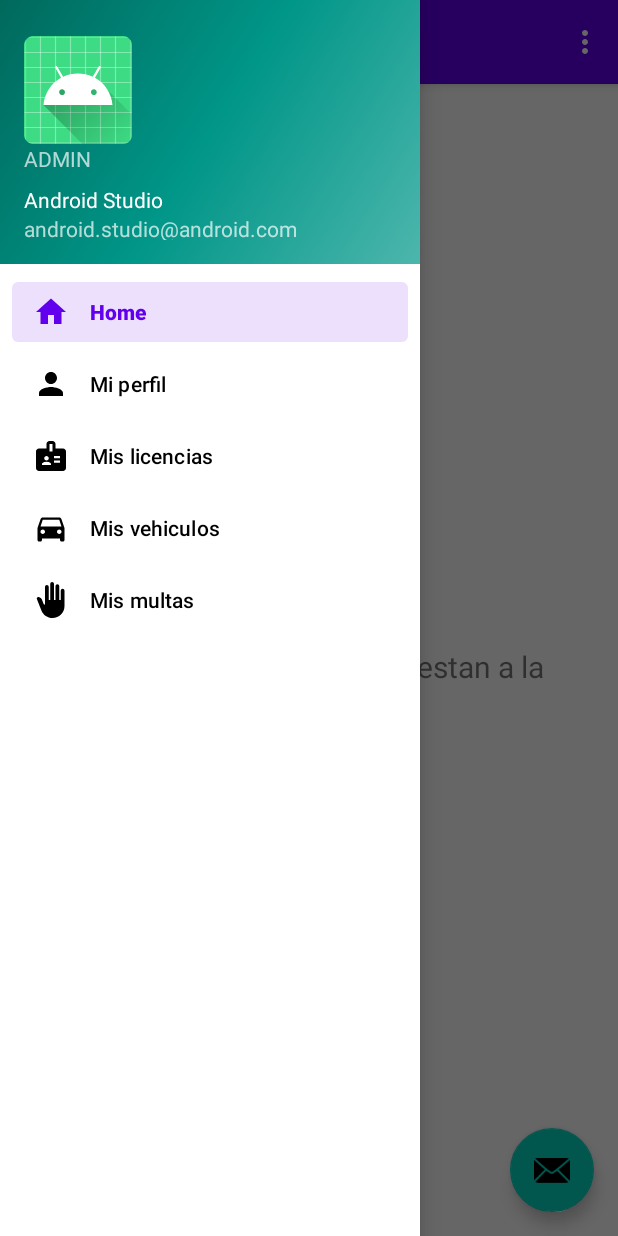
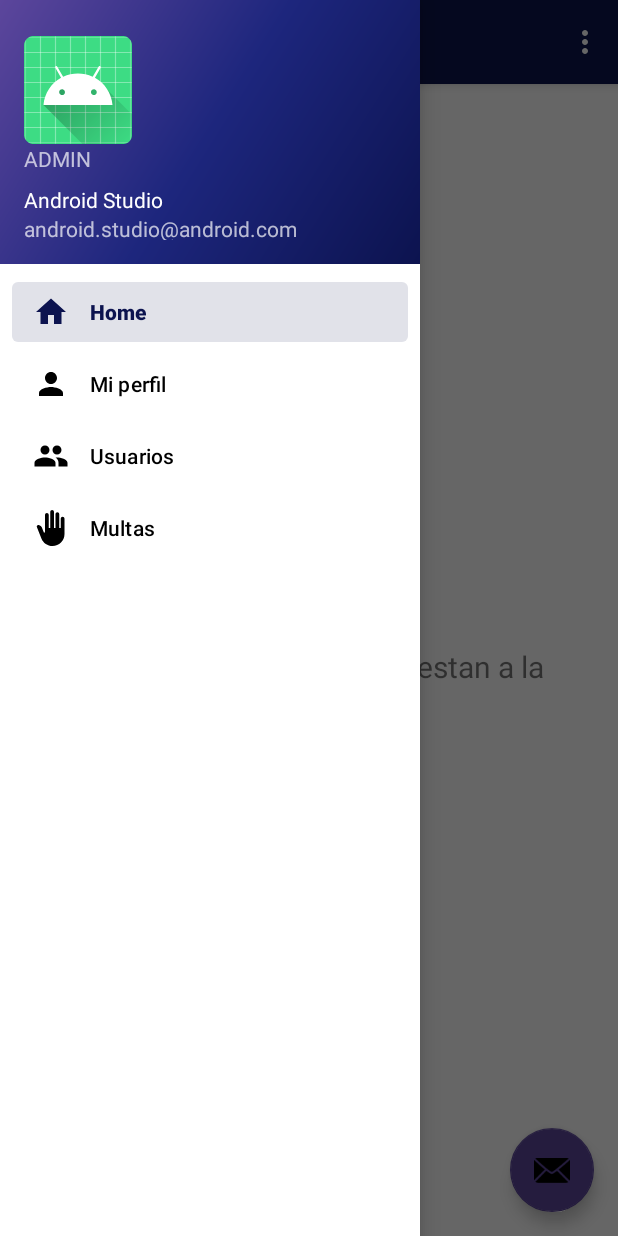
Before and after one commit to RusselCanche/AppDocumentacionTransito, an Android app: the InicioAdminActivity screen opened directly, with no data from a screen before it, with the side drawer open, on a phone screen of 412 x 824 dp. Run offline under Robolectric (Android 15) with nearby library versions, the light colour scheme and no system bars; our stand-ins replace navigation-ui.

Commit message:
Update: temas y menu de admin

```diff
--- a/app/src/main/AndroidManifest.xml
+++ b/app/src/main/AndroidManifest.xml
@@ -20,12 +20,12 @@
             android:name=".activity.InicioUsuarioActivity"
             android:exported="false"
             android:label="@string/title_activity_inicio_usuario"
-            android:theme="@style/Theme.AppDocumentacionTransito.NoActionBar"></activity>
+            android:theme="@style/Theme.AppDocumentacionTransito.Usuario"></activity>
         <activity
             android:name=".activity.InicioAdminActivity"
             android:exported="false"
             android:label="@string/title_activity_inicio_admin"
-            android:theme="@style/Theme.AppDocumentacionTransito.NoActionBar"></activity>
+            android:theme="@style/Theme.AppDocumentacionTransito.Admin"></activity>
         <activity
             android:name=".DatosLicenciaActivity"
             android:exported="false" />
--- /dev/null
+++ b/app/src/main/res/drawable/baseline_people_24.xml
@@ -0,0 +1,5 @@
+<vector android:height="24dp" android:tint="#000000"
+    android:viewportHeight="24" android:viewportWidth="24"
+    android:width="24dp" xmlns:android="http://schemas.android.com/apk/res/android">
+    <path android:fillColor="@android:color/white" android:pathData="M16,11c1.66,0 2.99,-1.34 2.99,-3S17.66,5 16,5c-1.66,0 -3,1.34 -3,3s1.34,3 3,3zM8,11c1.66,0 2.99,-1.34 2.99,-3S9.66,5 8,5C6.34,5 5,6.34 5,8s1.34,3 3,3zM8,13c-2.33,0 -7,1.17 -7,3.5L1,19h14v-2.5c0,-2.33 -4.67,-3.5 -7,-3.5zM16,13c-0.29,0 -0.62,0.02 -0.97,0.05 1.16,0.84 1.97,1.97 1.97,3.45L17,19h6v-2.5c0,-2.33 -4.67,-3.5 -7,-3.5z"/>
+</vector>
--- /dev/null
+++ b/app/src/main/res/drawable/side_nav_bar_admin.xml
@@ -0,0 +1,9 @@
+<shape xmlns:android="http://schemas.android.com/apk/res/android"
+    android:shape="rectangle">
+    <gradient
+        android:angle="135"
+        android:centerColor="#1D267D"
+        android:endColor="#5C469C"
+        android:startColor="#0C134F"
+        android:type="linear" />
+</shape>
--- /dev/null
+++ b/app/src/main/res/drawable/side_nav_bar_usuario.xml
@@ -0,0 +1,9 @@
+<shape xmlns:android="http://schemas.android.com/apk/res/android"
+    android:shape="rectangle">
+    <gradient
+        android:angle="135"
+        android:centerColor="#27374D"
+        android:endColor="#526D82"
+        android:startColor="#27374D"
+        android:type="linear" />
+</shape>
--- a/app/src/main/res/layout/nav_header_inicio_admin.xml
+++ b/app/src/main/res/layout/nav_header_inicio_admin.xml
@@ -3,7 +3,7 @@
     xmlns:app="http://schemas.android.com/apk/res-auto"
     android:layout_width="match_parent"
     android:layout_height="@dimen/nav_header_height"
-    android:background="@drawable/side_nav_bar"
+    android:background="@drawable/side_nav_bar_admin"
     android:gravity="bottom"
     android:orientation="vertical"
     android:paddingLeft="@dimen/activity_horizontal_margin"
--- a/app/src/main/res/layout/nav_header_inicio_usuario.xml
+++ b/app/src/main/res/layout/nav_header_inicio_usuario.xml
@@ -3,7 +3,7 @@
     xmlns:app="http://schemas.android.com/apk/res-auto"
     android:layout_width="match_parent"
     android:layout_height="@dimen/nav_header_height"
-    android:background="@drawable/side_nav_bar"
+    android:background="@drawable/side_nav_bar_usuario"
     android:gravity="bottom"
     android:orientation="vertical"
     android:paddingLeft="@dimen/activity_horizontal_margin"
--- a/app/src/main/res/menu/activity_inicio_admin_drawer.xml
+++ b/app/src/main/res/menu/activity_inicio_admin_drawer.xml
@@ -13,17 +13,13 @@
             android:icon="@drawable/baseline_person_24"
             android:title="@string/menu_mi_perfil" />
         <item
-            android:id="@+id/nav_mis_licencias"
-            android:icon="@drawable/baseline_badge_24"
-            android:title="@string/menu_mis_licencias" />
+            android:id="@+id/nav_usuarios"
+            android:icon="@drawable/baseline_people_24"
+            android:title="@string/menu_usuarios" />
         <item
-            android:id="@+id/nav_mis_vehiculos"
-            android:icon="@drawable/baseline_directions_car_24"
-            android:title="@string/menu_mis_vehiculos" />
-        <item
-            android:id="@+id/nav_mis_multas"
+            android:id="@+id/nav_multas"
             android:icon="@drawable/baseline_back_hand_24"
-            android:title="@string/menu_mis_multas" />
+            android:title="@string/menu_multas" />
 
     </group>
 </menu>
--- a/app/src/main/res/values/colors.xml
+++ b/app/src/main/res/values/colors.xml
@@ -13,4 +13,9 @@
     <color name="color2">#526D82</color>
     <color name="color3">#9DB2BF</color>
     <color name="color4">#DDE6ED</color>
+
+    <color name="color11">#0C134F</color>
+    <color name="color12">#1D267D</color>
+    <color name="color13">#5C469C</color>
+    <color name="color14">#D4ADFC</color>
 </resources>
--- a/app/src/main/res/values/strings.xml
+++ b/app/src/main/res/values/strings.xml
@@ -15,6 +15,8 @@
     <string name="menu_mis_licencias">Mis licencias</string>
     <string name="menu_mis_vehiculos">Mis vehiculos</string>
     <string name="menu_mis_multas">Mis multas</string>
+    <string name="menu_usuarios">Usuarios</string>
+    <string name="menu_multas">Multas</string>
     <string name="title_activity_inicio_usuario">InicioUsuarioActivity</string>
 
     <string name="action_logout">Cerrar Sesion</string>
--- a/app/src/main/res/values/themes.xml
+++ b/app/src/main/res/values/themes.xml
@@ -28,6 +28,38 @@
         <!-- Customize your theme here. -->
     </style>
 
+    <style name="Theme.AppDocumentacionTransito.Admin" parent="Theme.MaterialComponents.DayNight.DarkActionBar">
+        <!-- Primary brand color. -->
+        <item name="colorPrimary">@color/color11</item>
+        <item name="colorPrimaryVariant">@color/color12</item>
+        <item name="colorOnPrimary">@color/white</item>
+        <!-- Secondary brand color. -->
+        <item name="colorSecondary">@color/color13</item>
+        <item name="colorSecondaryVariant">@color/color13</item>
+        <item name="colorOnSecondary">@color/black</item>
+        <!-- Status bar color. -->
+        <item name="android:statusBarColor">@color/color11</item>
+        <!-- Customize your theme here. -->
+        <item name="windowActionBar">false</item>
+        <item name="windowNoTitle">true</item>
+    </style>
+
+    <style name="Theme.AppDocumentacionTransito.Usuario" parent="Theme.MaterialComponents.DayNight.DarkActionBar">
+        <!-- Primary brand color. -->
+        <item name="colorPrimary">@color/color1</item>
+        <item name="colorPrimaryVariant">@color/color2</item>
+        <item name="colorOnPrimary">@color/white</item>
+        <!-- Secondary brand color. -->
+        <item name="colorSecondary">@color/color3</item>
+        <item name="colorSecondaryVariant">@color/color3</item>
+        <item name="colorOnSecondary">@color/black</item>
+        <!-- Status bar color. -->
+        <item name="android:statusBarColor">@color/color1</item>
+        <!-- Customize your theme here. -->
+        <item name="windowActionBar">false</item>
+        <item name="windowNoTitle">true</item>
+    </style>
+
     <style name="Theme.AppDocumentacionTransito.NoActionBar">
         <item name="windowActionBar">false</item>
         <item name="windowNoTitle">true</item>
```
